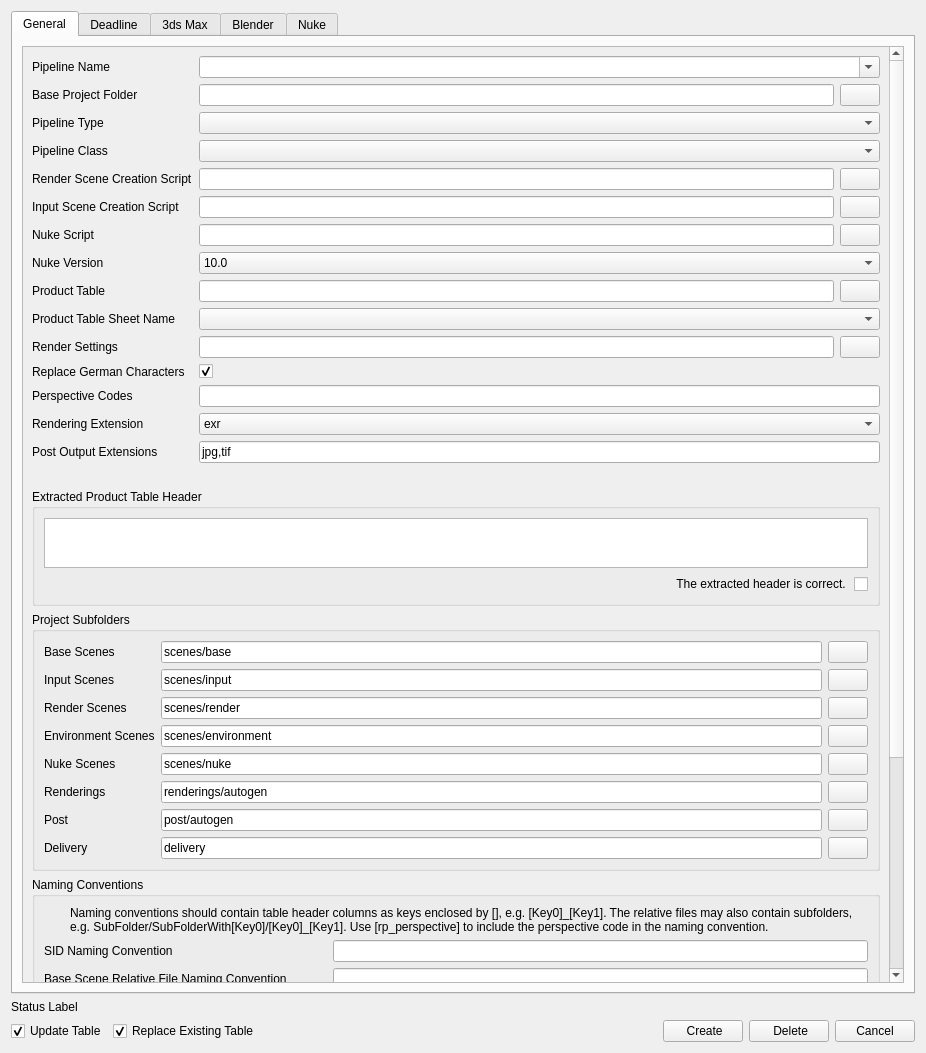
This is plugins/RenderingPipelinePlugin/assets/renderingPipeline.ui in compix/MetadataManager as Qt 5 draws it before an edit. The edited form follows.
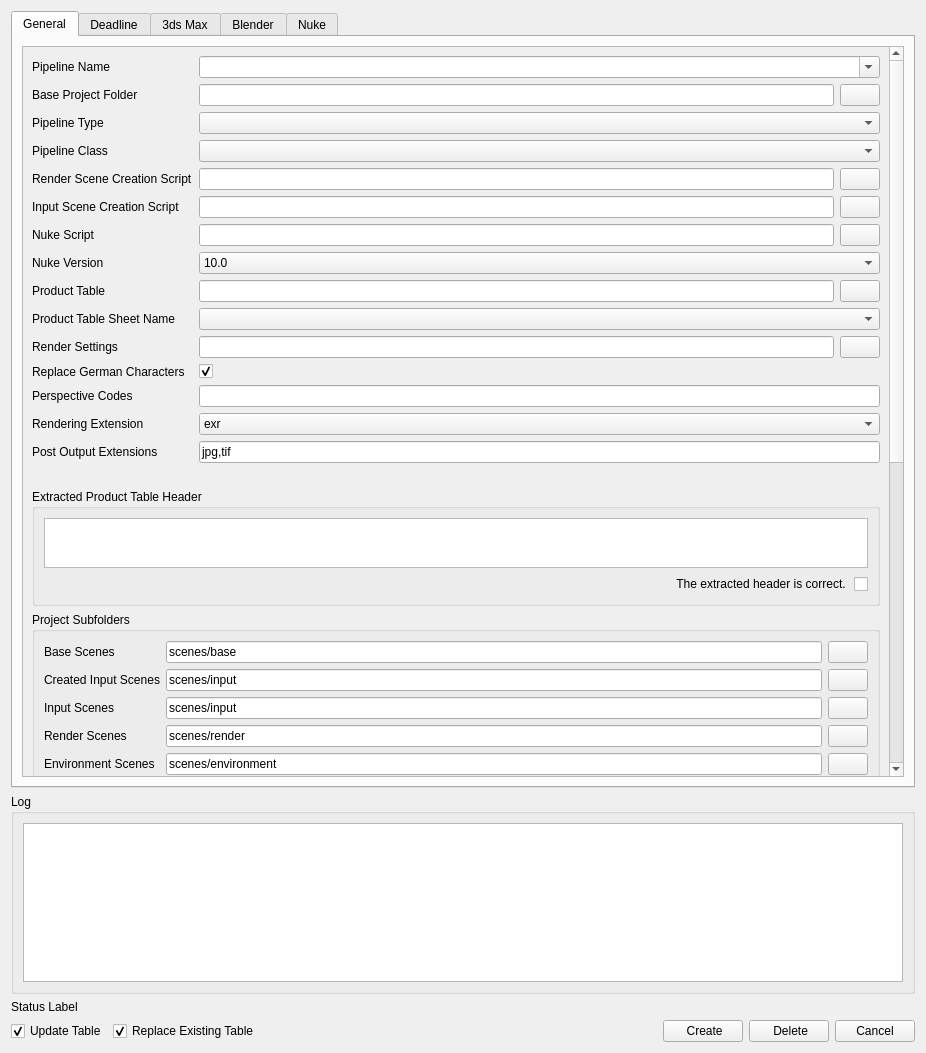
This is the edited form. Icons and pictures are not drawn.

Commit message: RenderingPipeline Plugin: Support created input scene folder and naming convention, 3ds max source code generation fix, viewer log ouput

Diff of the .ui file:
```diff
--- a/plugins/RenderingPipelinePlugin/assets/renderingPipeline.ui
+++ b/plugins/RenderingPipelinePlugin/assets/renderingPipeline.ui
@@ -33,9 +33,9 @@
           <property name="geometry">
            <rect>
             <x>0</x>
-            <y>-298</y>
+            <y>0</y>
             <width>865</width>
-            <height>1237</height>
+            <height>1296</height>
            </rect>
           </property>
           <layout class="QVBoxLayout" name="verticalLayout_7">
@@ -539,14 +539,14 @@
                  </property>
                  <item>
                   <layout class="QFormLayout" name="formLayout_3">
-                   <item row="2" column="0">
+                   <item row="3" column="0">
                     <widget class="QLabel" name="label_21">
                      <property name="text">
                       <string>Render Scenes</string>
                      </property>
                     </widget>
                    </item>
-                   <item row="2" column="1">
+                   <item row="3" column="1">
                     <layout class="QHBoxLayout" name="horizontalLayout_18">
                      <item>
                       <widget class="QLineEdit" name="renderScenesFolderEdit">
@@ -571,14 +571,14 @@
                      </item>
                     </layout>
                    </item>
-                   <item row="4" column="0">
+                   <item row="5" column="0">
                     <widget class="QLabel" name="label_28">
                      <property name="text">
                       <string>Environment Scenes</string>
                      </property>
                     </widget>
                    </item>
-                   <item row="4" column="1">
+                   <item row="5" column="1">
                     <layout class="QHBoxLayout" name="horizontalLayout_23">
                      <item>
                       <widget class="QLineEdit" name="environmentScenesEdit">
@@ -603,21 +603,21 @@
                      </item>
                     </layout>
                    </item>
-                   <item row="5" column="0">
+                   <item row="6" column="0">
                     <widget class="QLabel" name="label_32">
                      <property name="text">
                       <string>Nuke Scenes</string>
                      </property>
                     </widget>
                    </item>
-                   <item row="6" column="0">
+                   <item row="7" column="0">
                     <widget class="QLabel" name="label_23">
                      <property name="text">
                       <string>Renderings</string>
                      </property>
                     </widget>
                    </item>
-                   <item row="6" column="1">
+                   <item row="7" column="1">
                     <layout class="QHBoxLayout" name="horizontalLayout_20">
                      <item>
                       <widget class="QLineEdit" name="renderingsFolderEdit">
@@ -642,14 +642,14 @@
                      </item>
                     </layout>
                    </item>
-                   <item row="7" column="0">
+                   <item row="8" column="0">
                     <widget class="QLabel" name="label_24">
                      <property name="text">
                       <string>Post</string>
                      </property>
                     </widget>
                    </item>
-                   <item row="7" column="1">
+                   <item row="8" column="1">
                     <layout class="QHBoxLayout" name="horizontalLayout_21">
                      <item>
                       <widget class="QLineEdit" name="postFolderEdit">
@@ -674,14 +674,14 @@
                      </item>
                     </layout>
                    </item>
-                   <item row="9" column="0">
+                   <item row="10" column="0">
                     <widget class="QLabel" name="label_25">
                      <property name="text">
                       <string>Delivery</string>
                      </property>
                     </widget>
                    </item>
-                   <item row="9" column="1">
+                   <item row="10" column="1">
                     <layout class="QHBoxLayout" name="horizontalLayout_22">
                      <item>
                       <widget class="QLineEdit" name="deliveryFolderEdit">
@@ -706,7 +706,7 @@
                      </item>
                     </layout>
                    </item>
-                   <item row="5" column="1">
+                   <item row="6" column="1">
                     <layout class="QHBoxLayout" name="horizontalLayout_25">
                      <item>
                       <widget class="QLineEdit" name="nukeScenesFolderEdit">
@@ -763,14 +763,14 @@
                      </item>
                     </layout>
                    </item>
-                   <item row="1" column="0">
+                   <item row="2" column="0">
                     <widget class="QLabel" name="label_22">
                      <property name="text">
                       <string>Input Scenes</string>
                      </property>
                     </widget>
                    </item>
-                   <item row="1" column="1">
+                   <item row="2" column="1">
                     <layout class="QHBoxLayout" name="horizontalLayout_19">
                      <item>
                       <widget class="QLineEdit" name="inputScenesFolderEdit">
@@ -795,6 +795,38 @@
                      </item>
                     </layout>
                    </item>
+                   <item row="1" column="0">
+                    <widget class="QLabel" name="label_14">
+                     <property name="text">
+                      <string>Created Input Scenes</string>
+                     </property>
+                    </widget>
+                   </item>
+                   <item row="1" column="1">
+                    <layout class="QHBoxLayout" name="horizontalLayout_15">
+                     <item>
+                      <widget class="QLineEdit" name="createdInputScenesFolderEdit">
+                       <property name="toolTip">
+                        <string>The input scenes are used to create variation/render scenes. This is the path to the scenes created by the input scene creation script.</string>
+                       </property>
+                       <property name="text">
+                        <string>scenes/input</string>
+                       </property>
+                      </widget>
+                     </item>
+                     <item>
+                      <widget class="QPushButton" name="createdInputScenesFolderButton">
+                       <property name="text">
+                        <string/>
+                       </property>
+                       <property name="icon">
+                        <iconset resource="../../../assets/resource_files/resources.qrc">
+                         <normaloff>:/icons/folder.png</normaloff>:/icons/folder.png</iconset>
+                       </property>
+                      </widget>
+                     </item>
+                    </layout>
+                   </item>
                   </layout>
                  </item>
                 </layout>
@@ -880,14 +912,14 @@
                      </item>
                     </layout>
                    </item>
-                   <item row="2" column="0">
+                   <item row="3" column="0">
                     <widget class="QLabel" name="label_17">
                      <property name="text">
                       <string>Input Scene Relative File Naming Convention</string>
                      </property>
                     </widget>
                    </item>
-                   <item row="2" column="1">
+                   <item row="3" column="1">
                     <layout class="QHBoxLayout" name="horizontalLayout_14">
                      <item>
                       <widget class="QLineEdit" name="inputSceneNamingEdit">
@@ -898,14 +930,14 @@
                      </item>
                     </layout>
                    </item>
-                   <item row="3" column="0">
+                   <item row="4" column="0">
                     <widget class="QLabel" name="label_16">
                      <property name="text">
                       <string>Render Scene Relative File Naming Convention</string>
                      </property>
                     </widget>
                    </item>
-                   <item row="3" column="1">
+                   <item row="4" column="1">
                     <layout class="QHBoxLayout" name="horizontalLayout_13">
                      <item>
                       <widget class="QLineEdit" name="renderSceneNamingEdit">
@@ -916,14 +948,14 @@
                      </item>
                     </layout>
                    </item>
-                   <item row="5" column="0">
+                   <item row="6" column="0">
                     <widget class="QLabel" name="label_29">
                      <property name="text">
                       <string>Environment Scene Relative File Naming Convention</string>
                      </property>
                     </widget>
                    </item>
-                   <item row="5" column="1">
+                   <item row="6" column="1">
                     <layout class="QHBoxLayout" name="horizontalLayout_24">
                      <item>
                       <widget class="QLineEdit" name="environmentSceneNamingEdit">
@@ -934,14 +966,14 @@
                      </item>
                     </layout>
                    </item>
-                   <item row="6" column="0">
+                   <item row="7" column="0">
                     <widget class="QLabel" name="label_31">
                      <property name="text">
                       <string>Nuke Scene Relative File Naming Convention</string>
                      </property>
                     </widget>
                    </item>
-                   <item row="6" column="1">
+                   <item row="7" column="1">
                     <layout class="QHBoxLayout" name="horizontalLayout_8">
                      <item>
                       <widget class="QLineEdit" name="nukeSceneNamingEdit">
@@ -952,6 +984,20 @@
                      </item>
                     </layout>
                    </item>
+                   <item row="2" column="0">
+                    <widget class="QLabel" name="label_13">
+                     <property name="text">
+                      <string>Created Input Scene Relative File Naming Convention</string>
+                     </property>
+                    </widget>
+                   </item>
+                   <item row="2" column="1">
+                    <layout class="QHBoxLayout" name="horizontalLayout_12">
+                     <item>
+                      <widget class="QLineEdit" name="createdInputSceneNamingEdit"/>
+                     </item>
+                    </layout>
+                   </item>
                   </layout>
                  </item>
                 </layout>
@@ -1020,8 +1066,8 @@
            <rect>
             <x>0</x>
             <y>0</y>
-            <width>250</width>
-            <height>392</height>
+            <width>882</width>
+            <height>733</height>
            </rect>
           </property>
           <layout class="QVBoxLayout" name="verticalLayout_12">
@@ -1249,8 +1295,8 @@
            <rect>
             <x>0</x>
             <y>0</y>
-            <width>151</width>
-            <height>218</height>
+            <width>882</width>
+            <height>733</height>
            </rect>
           </property>
           <layout class="QVBoxLayout" name="verticalLayout_10">
@@ -1397,8 +1443,8 @@
            <rect>
             <x>0</x>
             <y>0</y>
-            <width>250</width>
-            <height>280</height>
+            <width>882</width>
+            <height>733</height>
            </rect>
           </property>
           <layout class="QVBoxLayout" name="verticalLayout_14">
@@ -1685,11 +1731,39 @@
      </widget>
     </widget>
    </item>
+   <item>
+    <widget class="QGroupBox" name="groupBox_12">
+     <property name="maximumSize">
+      <size>
+       <width>16777215</width>
+       <height>200</height>
+      </size>
+     </property>
+     <property name="title">
+      <string>Log</string>
+     </property>
+     <layout class="QVBoxLayout" name="verticalLayout_30">
+      <item>
+       <widget class="QTextEdit" name="logTextEdit">
+        <property name="maximumSize">
+         <size>
+          <width>16777215</width>
+          <height>16777215</height>
+         </size>
+        </property>
+       </widget>
+      </item>
+     </layout>
+    </widget>
+   </item>
    <item>
     <widget class="QLabel" name="statusLabel">
      <property name="text">
       <string>Status Label</string>
      </property>
+     <property name="wordWrap">
+      <bool>true</bool>
+     </property>
     </widget>
    </item>
    <item>
```
The commit also changes 7 other files.
